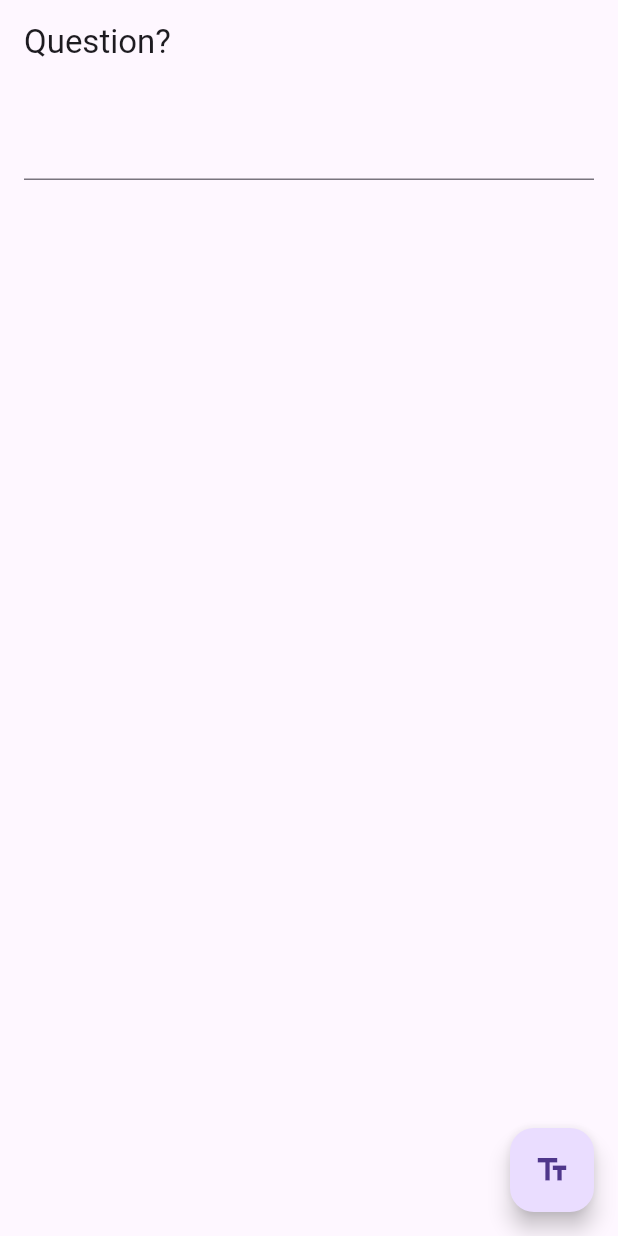
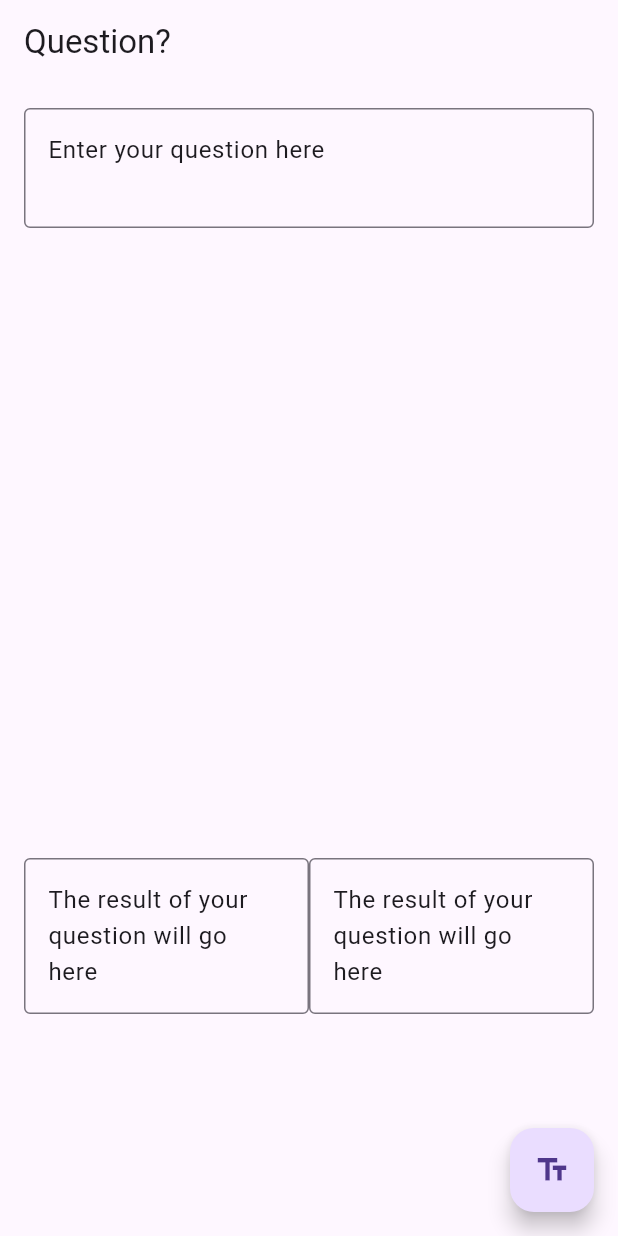
Before and after one commit to gharriso/flutter3, a Flutter app: the screen it shows after launch, after a tap on the "text fields" icon, on a phone screen of 412 x 824 dp. Run offline on Flutter 3.47's test engine with Material 3 defaults, Android fonts, the phone set to English and light mode, and no system bars; missing offline and left inert: dart_openai; network calls fail.

Commit message:
Both Google and OpenAI responding

```diff
--- a/namer_app/lib/main.dart
+++ b/namer_app/lib/main.dart
@@ -1,4 +1,6 @@
 // ignore_for_file: use_build_context_synchronously
+
+import 'dart:convert';
 
 import 'package:flutter/material.dart';
 import 'package:http/http.dart' as http;
@@ -14,12 +16,37 @@ Future<String> processPromptOpenAiApi(String prompt) async {
   final completion = await OpenAI.instance.completion.create(
     model: "gpt-3.5-turbo-instruct",
     prompt: prompt,
+    maxTokens: 256,
   );
 
   // Printing the output to the console
   var output = completion.choices[0].text;
   print(output);
   return (output);
+}
+
+Future<String> processPromptGoogleAi(String prompt) async {
+  final apiKey = Platform.environment['GOOGLE_AI_KEY'].toString();
+  final url =
+      "https://generativelanguage.googleapis.com/v1beta2/models/chat-bison-001:generateMessage?key=$apiKey";
+  final uri = Uri.parse(url);
+
+  Map<String, dynamic> request = {
+    "prompt": {
+      "messages": [
+        {"content": prompt}
+      ]
+    },
+    "temperature": 0.25,
+    "candidateCount": 1,
+    "topP": 1,
+    "topK": 1
+  };
+
+  final response = await http.post(uri, body: jsonEncode(request));
+  final answer = json.decode(response.body)["candidates"][0]["content"];
+
+  return (answer);
 }
 
 Future<String> processOpenAIPromptHttp(String prompt) async {
@@ -74,12 +101,18 @@ class MyCustomForm extends StatefulWidget {
 class _MyCustomFormState extends State<MyCustomForm> {
   // Create a text controller and use it to retrieve the current value
   // of the TextField.
-  final myController = TextEditingController();
-
+  final promptController =
+      TextEditingController(text: 'Enter your question here');
+  final outputController1 =
+      TextEditingController(text: 'The result of your question will go here');
+  final outputController2 =
+      TextEditingController(text: 'The result of your question will go here');
   @override
   void dispose() {
     // Clean up the controller when the widget is disposed.
-    myController.dispose();
+    promptController.dispose();
+    outputController1.dispose();
+    outputController2.dispose();
     super.dispose();
   }
 
@@ -91,15 +124,55 @@ class _MyCustomFormState extends State<MyCustomForm> {
       ),
       body: Padding(
         padding: const EdgeInsets.all(16),
-        child: TextField(
-          controller: myController,
+        child: Column(
+          children: <Widget>[
+            Expanded(
+              child: TextField(
+                controller: promptController,
+                maxLines: 2,
+                decoration: InputDecoration(
+                  border: OutlineInputBorder(),
+                ),
+              ),
+            ),
+            Expanded(
+              child: Row(
+                children: <Widget>[
+                  Expanded(
+                    child: TextField(
+                      readOnly: true,
+                      maxLines: null,
+                      decoration: InputDecoration(
+                        border: OutlineInputBorder(),
+                      ),
+                      controller:
+                          outputController1, // use a different controller for this text field
+                    ),
+                  ),
+                  Expanded(
+                    child: TextField(
+                      readOnly: true,
+                      maxLines: null,
+                      decoration: InputDecoration(
+                        border: OutlineInputBorder(),
+                      ),
+                      controller:
+                          outputController2, // use a different controller for this text field
+                    ),
+                  ),
+                ],
+              ),
+            ),
+          ],
         ),
       ),
       floatingActionButton: FloatingActionButton(
         onPressed: () async {
-          String result = await processPromptOpenAiApi(myController.text);
-          // String result = await processOpenAIPromptHttp(myController.text);
-          showDialog(
+          String result2 = await processPromptGoogleAi(promptController.text);
+          outputController2.text = result2;
+          String result = await processPromptOpenAiApi(promptController.text);
+          outputController1.text = result;
+          /*showDialog(
             context: context,
             builder: (context) {
               return AlertDialog(
@@ -107,6 +180,7 @@ class _MyCustomFormState extends State<MyCustomForm> {
               );
             },
           );
+        */
         },
         tooltip: 'Execute',
         child: const Icon(Icons.text_fields),
```
